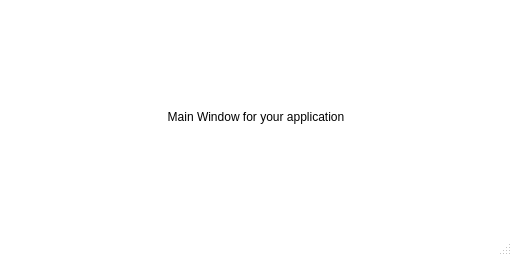
Qt form ui/main_window/main_window.ui (KrusnikViers/Lexicanum) before a commit.
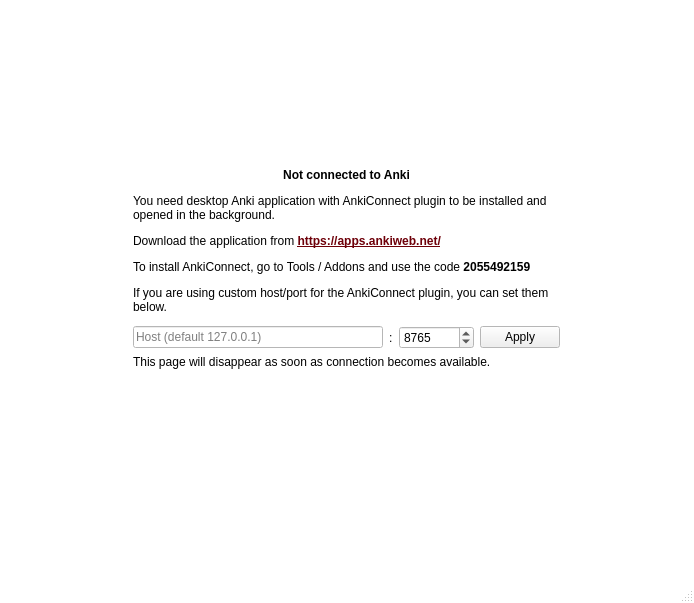
The same form after that commit.

Commit message: Add Disconnect screen to the application

Diff of the .ui file:
```diff
--- a/ui/main_window/main_window.ui
+++ b/ui/main_window/main_window.ui
@@ -6,8 +6,8 @@
    <rect>
     <x>0</x>
     <y>0</y>
-    <width>512</width>
-    <height>256</height>
+    <width>694</width>
+    <height>603</height>
    </rect>
   </property>
   <property name="minimumSize">
@@ -67,14 +67,149 @@
   </property>
   <widget class="QWidget" name="widget_main">
    <layout class="QVBoxLayout" name="verticalLayout">
+    <property name="leftMargin">
+     <number>0</number>
+    </property>
+    <property name="topMargin">
+     <number>0</number>
+    </property>
+    <property name="rightMargin">
+     <number>0</number>
+    </property>
+    <property name="bottomMargin">
+     <number>0</number>
+    </property>
     <item>
-     <widget class="QLabel" name="template_label">
-      <property name="text">
-       <string>Main Window for your application</string>
+     <widget class="QStackedWidget" name="stack_main">
+      <property name="currentIndex">
+       <number>1</number>
       </property>
-      <property name="alignment">
-       <set>Qt::AlignmentFlag::AlignCenter</set>
-      </property>
+      <widget class="QWidget" name="page_deck"/>
+      <widget class="QWidget" name="page_disconnect">
+       <layout class="QGridLayout" name="gridLayout">
+        <item row="1" column="1" colspan="4">
+         <widget class="QLabel" name="_label">
+          <property name="text">
+           <string>&lt;html&gt;&lt;head/&gt;&lt;body&gt;&lt;p align=&quot;center&quot;&gt;&lt;span style=&quot; font-weight:700;&quot;&gt;Not connected to Anki&lt;/span&gt;&lt;/p&gt;&lt;p&gt;You need desktop Anki application with AnkiConnect plugin to be installed and opened in the background.&lt;/p&gt;&lt;p&gt;Download the application from &lt;a href=&quot;https://apps.ankiweb.net/&quot;&gt;&lt;span style=&quot; font-weight:700; text-decoration: underline; color:#6e0009;&quot;&gt;https://apps.ankiweb.net/&lt;/span&gt;&lt;/a&gt;&lt;/p&gt;&lt;p&gt;To install AnkiConnect, go to Tools / Addons and use the code &lt;span style=&quot; font-weight:700;&quot;&gt;2055492159&lt;/span&gt;&lt;/p&gt;&lt;p&gt;If you are using custom host/port for the AnkiConnect plugin, you can set them below.&lt;/p&gt;&lt;/body&gt;&lt;/html&gt;</string>
+          </property>
+          <property name="textFormat">
+           <enum>Qt::TextFormat::RichText</enum>
+          </property>
+          <property name="wordWrap">
+           <bool>true</bool>
+          </property>
+          <property name="openExternalLinks">
+           <bool>true</bool>
+          </property>
+          <property name="textInteractionFlags">
+           <set>Qt::TextInteractionFlag::LinksAccessibleByMouse|Qt::TextInteractionFlag::TextSelectableByMouse</set>
+          </property>
+         </widget>
+        </item>
+        <item row="1" column="5" rowspan="2">
+         <spacer name="_spacer_2">
+          <property name="orientation">
+           <enum>Qt::Orientation::Horizontal</enum>
+          </property>
+          <property name="sizeHint" stdset="0">
+           <size>
+            <width>120</width>
+            <height>187</height>
+           </size>
+          </property>
+         </spacer>
+        </item>
+        <item row="2" column="1">
+         <widget class="QLineEdit" name="edit_disconnect_url">
+          <property name="minimumSize">
+           <size>
+            <width>250</width>
+            <height>0</height>
+           </size>
+          </property>
+          <property name="placeholderText">
+           <string>Host (default 127.0.0.1)</string>
+          </property>
+         </widget>
+        </item>
+        <item row="4" column="0" colspan="6">
+         <spacer name="_spacer_4">
+          <property name="orientation">
+           <enum>Qt::Orientation::Vertical</enum>
+          </property>
+          <property name="sizeHint" stdset="0">
+           <size>
+            <width>20</width>
+            <height>250</height>
+           </size>
+          </property>
+         </spacer>
+        </item>
+        <item row="1" column="0" rowspan="2">
+         <spacer name="_spacer">
+          <property name="orientation">
+           <enum>Qt::Orientation::Horizontal</enum>
+          </property>
+          <property name="sizeHint" stdset="0">
+           <size>
+            <width>120</width>
+            <height>187</height>
+           </size>
+          </property>
+         </spacer>
+        </item>
+        <item row="2" column="4">
+         <widget class="QPushButton" name="button_disconnect_apply">
+          <property name="text">
+           <string>Apply</string>
+          </property>
+         </widget>
+        </item>
+        <item row="3" column="1" colspan="4">
+         <widget class="QLabel" name="_label_2">
+          <property name="text">
+           <string>This page will disappear as soon as connection becomes available.</string>
+          </property>
+         </widget>
+        </item>
+        <item row="2" column="3">
+         <widget class="QSpinBox" name="edit_disconnect_port">
+          <property name="minimumSize">
+           <size>
+            <width>75</width>
+            <height>0</height>
+           </size>
+          </property>
+          <property name="maximum">
+           <number>65535</number>
+          </property>
+          <property name="value">
+           <number>8765</number>
+          </property>
+         </widget>
+        </item>
+        <item row="0" column="0" colspan="6">
+         <spacer name="_spacer_3">
+          <property name="orientation">
+           <enum>Qt::Orientation::Vertical</enum>
+          </property>
+          <property name="sizeHint" stdset="0">
+           <size>
+            <width>20</width>
+            <height>200</height>
+           </size>
+          </property>
+         </spacer>
+        </item>
+        <item row="2" column="2">
+         <widget class="QLabel" name="_label_3">
+          <property name="text">
+           <string>:</string>
+          </property>
+         </widget>
+        </item>
+       </layout>
+      </widget>
      </widget>
     </item>
    </layout>
```
The commit also changes 5 other files.
